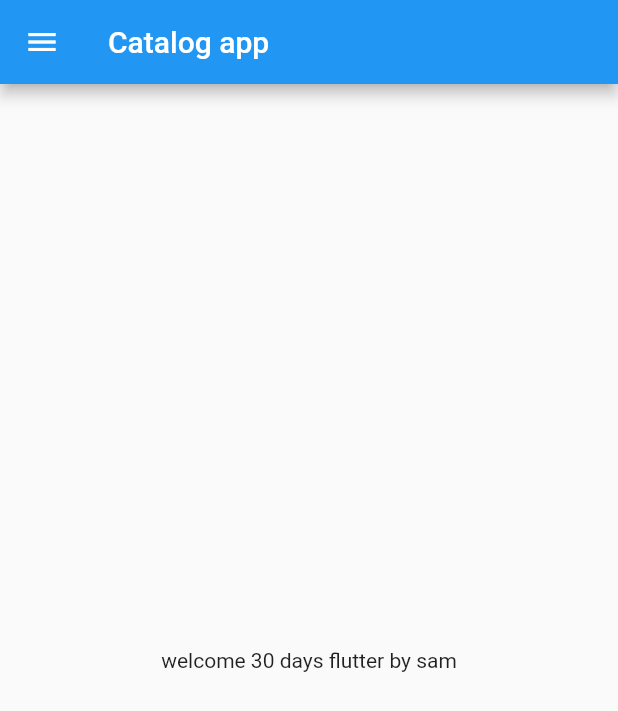
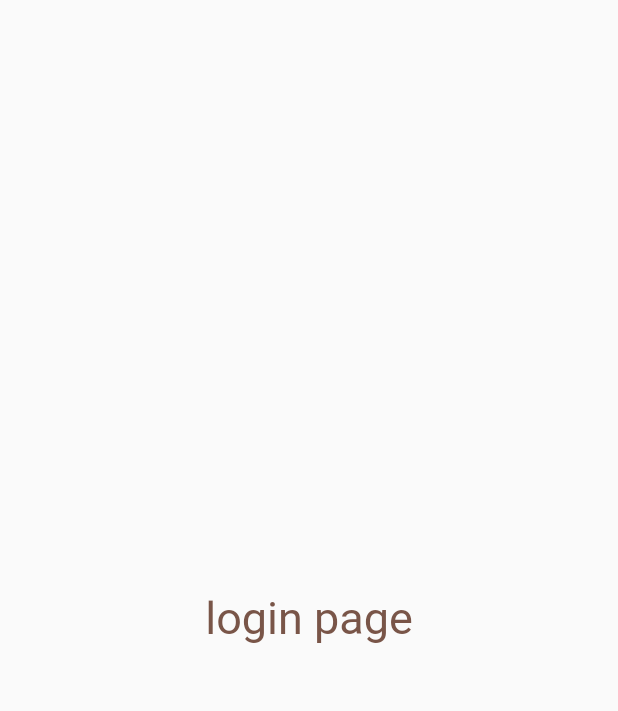
Before and after one commit to Bhavna4410/flutterapp, a Flutter app: the screen it shows after launch, on a phone screen of 412 x 824 dp. Shown: the top 711 px of the screen. Run offline on Flutter 3.47's test engine with Material 2 defaults, Android fonts, the light colour scheme and no system bars.

Commit message:
day-3 commit

```diff
--- a/lib/main.dart
+++ b/lib/main.dart
@@ -1,4 +1,5 @@
-import 'package:bestapp/home.dart';
+import 'package:bestapp/pages/home.dart';
+import 'package:bestapp/pages/login.dart';
 import 'package:flutter/material.dart';
 
 void main() {
@@ -10,9 +11,17 @@
 
   @override
   Widget build(BuildContext context) {
-
     return MaterialApp(
-      home: HomePage(),
+      // home: HomePage(),
+      themeMode: ThemeMode.dark,
+      theme: ThemeData(primarySwatch: Colors.green),
+      //darkTheme: ThemeData(brightness: Brightness.dark),
+      initialRoute: '/',
+      routes: {
+        "/": (context) => Loginpage(),
+        "/Home": (context) => HomePage(),
+        "/login": (context) => Loginpage()
+      },
     );
   }
 }
--- /dev/null
+++ b/lib/pages/login.dart
@@ -0,0 +1,20 @@
+import 'package:flutter/material.dart';
+
+class Loginpage extends StatelessWidget {
+  const Loginpage({Key? key}) : super(key: key);
+
+  @override
+  Widget build(BuildContext context) {
+    return Material(
+      child: Center(
+        child: Text(
+          'login page',
+          style: TextStyle(
+            color: Colors.brown,
+            fontSize: 30,
+          ),
+        ),
+      ),
+    );
+  }
+}
```
Also changed, not shown: lib/pages/home.dart (renamed from lib/home.dart).
